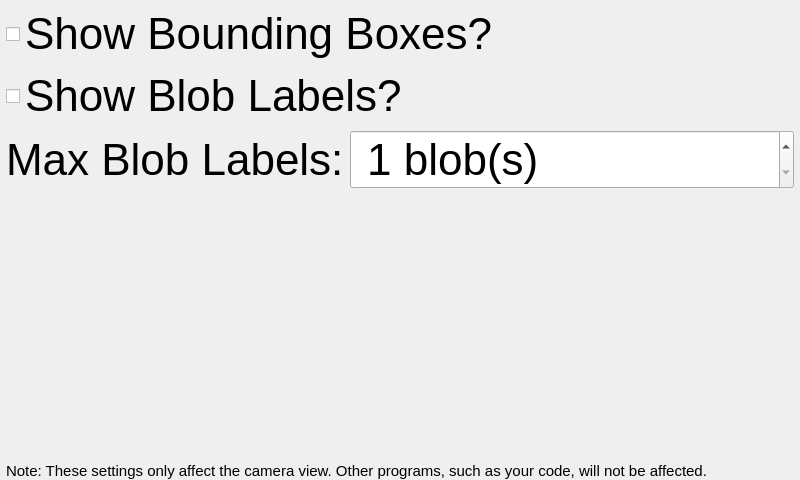
Old version of the form ui/CameraSettingsWidget.ui in the repository kipr/botui.
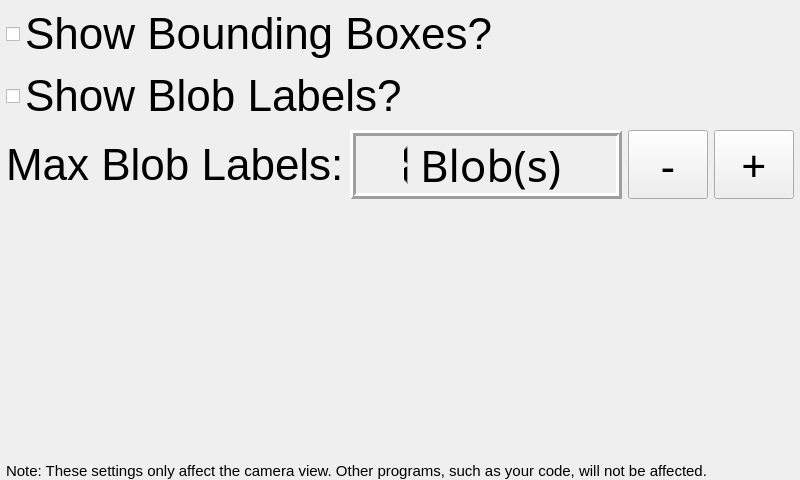
New version of the form.

Commit message:
Fix blob label counter (#90)
Removed the spinbox and replaced it with a digit box and plus and minus buttons

```diff
--- a/ui/CameraSettingsWidget.ui
+++ b/ui/CameraSettingsWidget.ui
@@ -13,6 +13,9 @@
   <property name="windowTitle">
    <string>Camera Settings</string>
   </property>
+  <property name="layoutDirection">
+   <enum>Qt::LeftToRight</enum>
+  </property>
   <layout class="QVBoxLayout" name="verticalLayout">
    <property name="leftMargin">
     <number>6</number>
@@ -82,7 +85,7 @@
     </widget>
    </item>
    <item>
-    <layout class="QHBoxLayout" name="horizontalLayout" stretch="0,1">
+    <layout class="QHBoxLayout" name="horizontalLayout" stretch="0,0,0,0">
      <item>
       <widget class="QLabel" name="label">
        <property name="font">
@@ -96,23 +99,124 @@
       </widget>
      </item>
      <item>
-      <widget class="QSpinBox" name="numLabels">
+      <widget class="QFrame" name="frame">
+       <property name="sizePolicy">
+        <sizepolicy hsizetype="Minimum" vsizetype="Minimum">
+         <horstretch>40</horstretch>
+         <verstretch>0</verstretch>
+        </sizepolicy>
+       </property>
+       <property name="frameShape">
+        <enum>QFrame::Box</enum>
+       </property>
+       <property name="frameShadow">
+        <enum>QFrame::Raised</enum>
+       </property>
+       <property name="lineWidth">
+        <number>3</number>
+       </property>
+       <widget class="QLCDNumber" name="numLabels">
+        <property name="geometry">
+         <rect>
+          <x>10</x>
+          <y>0</y>
+          <width>52</width>
+          <height>69</height>
+         </rect>
+        </property>
+        <property name="frameShape">
+         <enum>QFrame::NoFrame</enum>
+        </property>
+        <property name="frameShadow">
+         <enum>QFrame::Raised</enum>
+        </property>
+        <property name="lineWidth">
+         <number>1</number>
+        </property>
+        <property name="digitCount">
+         <number>2</number>
+        </property>
+        <property name="intValue" stdset="0">
+         <number>1</number>
+        </property>
+       </widget>
+       <widget class="QLabel" name="label_2">
+        <property name="geometry">
+         <rect>
+          <x>70</x>
+          <y>0</y>
+          <width>151</width>
+          <height>69</height>
+         </rect>
+        </property>
+        <property name="sizePolicy">
+         <sizepolicy hsizetype="Minimum" vsizetype="Minimum">
+          <horstretch>0</horstretch>
+          <verstretch>0</verstretch>
+         </sizepolicy>
+        </property>
+        <property name="font">
+         <font>
+          <family>Noto Sans</family>
+          <pointsize>33</pointsize>
+         </font>
+        </property>
+        <property name="frameShape">
+         <enum>QFrame::NoFrame</enum>
+        </property>
+        <property name="frameShadow">
+         <enum>QFrame::Plain</enum>
+        </property>
+        <property name="lineWidth">
+         <number>1</number>
+        </property>
+        <property name="text">
+         <string>Blob(s)</string>
+        </property>
+       </widget>
+      </widget>
+     </item>
+     <item>
+      <widget class="QPushButton" name="minus">
+       <property name="sizePolicy">
+        <sizepolicy hsizetype="Minimum" vsizetype="Fixed">
+         <horstretch>0</horstretch>
+         <verstretch>0</verstretch>
+        </sizepolicy>
+       </property>
        <property name="font">
         <font>
+         <family>Noto Sans</family>
          <pointsize>33</pointsize>
         </font>
        </property>
-       <property name="suffix">
-        <string> blob(s)</string>
+       <property name="text">
+        <string>-</string>
        </property>
-       <property name="prefix">
-        <string> </string>
+      </widget>
+     </item>
+     <item>
+      <widget class="QPushButton" name="plus">
+       <property name="sizePolicy">
+        <sizepolicy hsizetype="Minimum" vsizetype="Fixed">
+         <horstretch>0</horstretch>
+         <verstretch>0</verstretch>
+        </sizepolicy>
        </property>
-       <property name="minimum">
-        <number>1</number>
+       <property name="font">
+        <font>
+         <family>Noto Sans</family>
+         <pointsize>33</pointsize>
+        </font>
        </property>
-       <property name="maximum">
-        <number>10</number>
+       <property name="text">
+        <string>+</string>
+       </property>
+       <property name="iconSize">
+        <size>
+         <width>35</width>
+         <height>35</height>
+        </size>
        </property>
       </widget>
      </item>
```
The commit also changes 2 other files.
